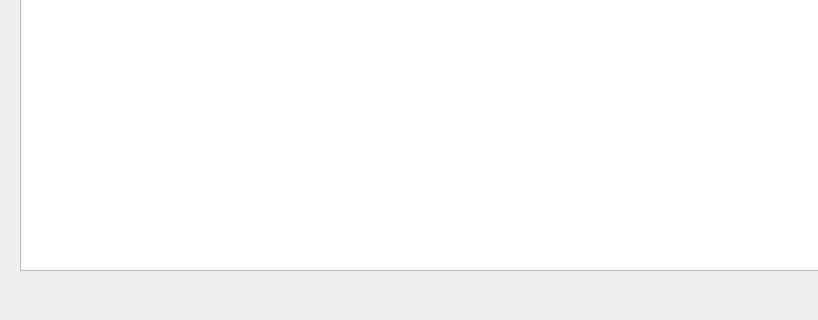
Qt form form.ui (VitalyKalininSPB/TradeDiary) before a commit; both pictures show x 0 to 818 and y 280 to 600 of the 1127 by 600 pixel window.
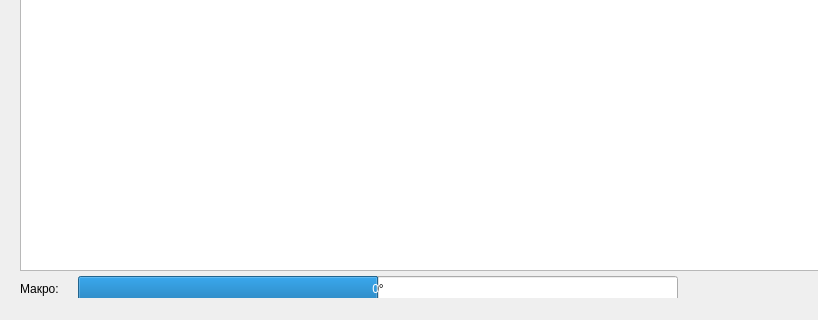
The same form after that commit.

Commit message: температура макро

```diff
--- a/form.ui
+++ b/form.ui
@@ -144,6 +144,41 @@
      <string>Update</string>
     </property>
    </widget>
+   <widget class="QLabel" name="macroLabel">
+    <property name="geometry">
+     <rect>
+      <x>20</x>
+      <y>560</y>
+      <width>53</width>
+      <height>17</height>
+     </rect>
+    </property>
+    <property name="text">
+     <string>Макро:</string>
+    </property>
+   </widget>
+   <widget class="QProgressBar" name="macroProgressBar">
+    <property name="geometry">
+     <rect>
+      <x>78</x>
+      <y>556</y>
+      <width>600</width>
+      <height>25</height>
+     </rect>
+    </property>
+    <property name="minimum">
+     <number>-10</number>
+    </property>
+    <property name="maximum">
+     <number>10</number>
+    </property>
+    <property name="value">
+     <number>0</number>
+    </property>
+    <property name="format">
+     <string>%v°</string>
+    </property>
+   </widget>
   </widget>
   <widget class="QMenuBar" name="menubar">
    <property name="geometry">
```
The commit also changes 1 other file.
